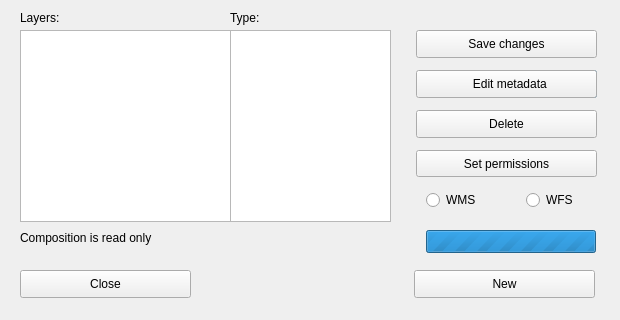
Old version of the form dlg_currentComposition.ui in the repository LESPROJEKT/qgis-layman-plugin.
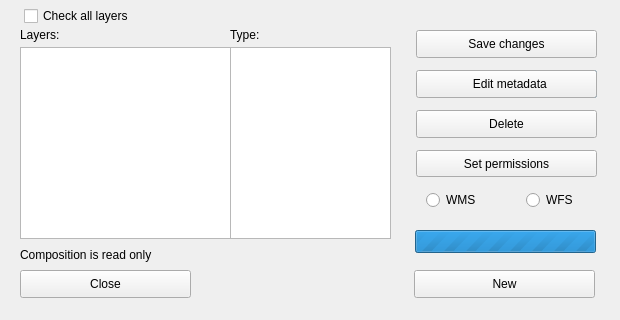
New version of the form.

Diff of the .ui file:
```diff
--- a/dlg_currentComposition.ui
+++ b/dlg_currentComposition.ui
@@ -45,7 +45,7 @@
    <property name="geometry">
     <rect>
      <x>20</x>
-     <y>30</y>
+     <y>47</y>
      <width>211</width>
      <height>192</height>
     </rect>
@@ -81,7 +81,7 @@
    <property name="geometry">
     <rect>
      <x>20</x>
-     <y>230</y>
+     <y>247</y>
      <width>211</width>
      <height>16</height>
     </rect>
@@ -122,9 +122,9 @@
    </property>
    <property name="geometry">
     <rect>
-     <x>426</x>
+     <x>415</x>
      <y>230</y>
-     <width>170</width>
+     <width>181</width>
      <height>23</height>
     </rect>
    </property>
@@ -191,7 +191,7 @@
    <property name="geometry">
     <rect>
      <x>230</x>
-     <y>30</y>
+     <y>47</y>
      <width>161</width>
      <height>192</height>
     </rect>
@@ -201,7 +201,7 @@
    <property name="geometry">
     <rect>
      <x>20</x>
-     <y>10</y>
+     <y>27</y>
      <width>55</width>
      <height>16</height>
     </rect>
@@ -214,7 +214,7 @@
    <property name="geometry">
     <rect>
      <x>230</x>
-     <y>10</y>
+     <y>27</y>
      <width>55</width>
      <height>16</height>
     </rect>
@@ -236,6 +236,32 @@
     <string>Set permissions</string>
    </property>
   </widget>
+  <widget class="QCheckBox" name="checkBox_all">
+   <property name="geometry">
+    <rect>
+     <x>24</x>
+     <y>6</y>
+     <width>161</width>
+     <height>20</height>
+    </rect>
+   </property>
+   <property name="text">
+    <string>Check all layers</string>
+   </property>
+  </widget>
+  <widget class="QPushButton" name="pushButton_debug">
+   <property name="geometry">
+    <rect>
+     <x>210</x>
+     <y>330</y>
+     <width>181</width>
+     <height>28</height>
+    </rect>
+   </property>
+   <property name="text">
+    <string>Debug</string>
+   </property>
+  </widget>
  </widget>
  <resources/>
  <connections/>
```
